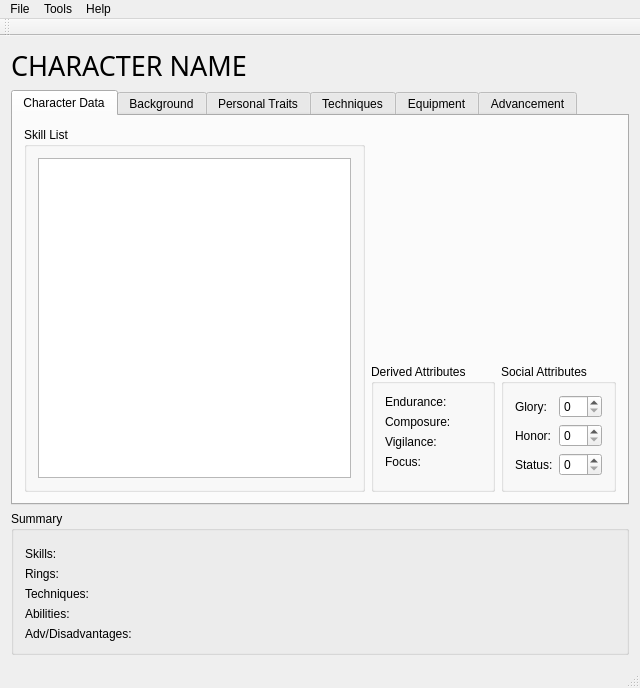
Before: the Qt Designer form PaperBlossoms/ui/mainwindow.ui in dashnine/PaperBlossoms, drawn with Qt 5.
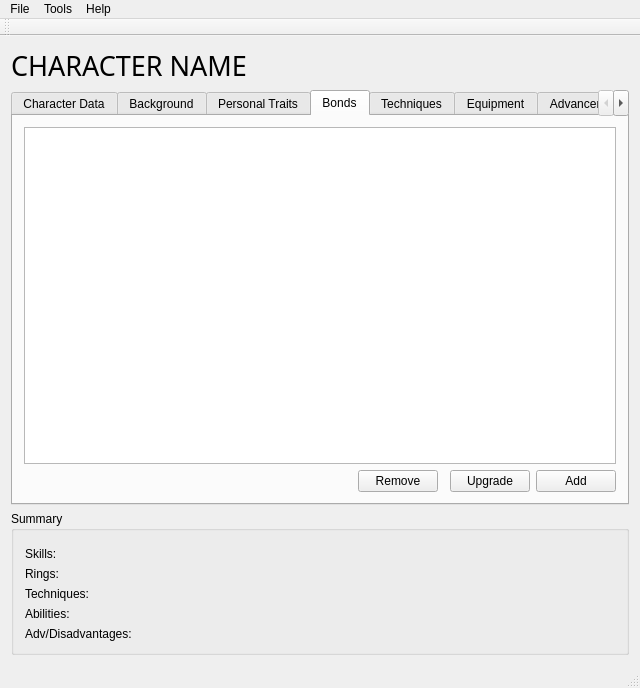
After: the same form once the commit is applied. Custom widgets are drawn as their Qt base class.

Commit message: Added UI for bonds, including a dialog for adding new bonds.  Bond not yet supported in character back end, or in DB.

Diff of the .ui file:
```diff
--- a/PaperBlossoms/ui/mainwindow.ui
+++ b/PaperBlossoms/ui/mainwindow.ui
@@ -33,7 +33,7 @@
       <item>
        <widget class="QTabWidget" name="tabWidget">
         <property name="currentIndex">
-         <number>0</number>
+         <number>3</number>
         </property>
         <widget class="QWidget" name="tab">
          <attribute name="title">
@@ -567,6 +567,75 @@
           </item>
          </layout>
         </widget>
+        <widget class="QWidget" name="tab_9">
+         <attribute name="title">
+          <string>Bonds</string>
+         </attribute>
+         <layout class="QGridLayout" name="gridLayout_14">
+          <item row="1" column="4">
+           <widget class="QPushButton" name="bondUpgrade_pushButton">
+            <property name="text">
+             <string>Upgrade</string>
+            </property>
+           </widget>
+          </item>
+          <item row="1" column="2">
+           <widget class="QPushButton" name="bondRemove_pushButton">
+            <property name="text">
+             <string>Remove</string>
+            </property>
+           </widget>
+          </item>
+          <item row="1" column="0">
+           <spacer name="horizontalSpacer_9">
+            <property name="orientation">
+             <enum>Qt::Horizontal</enum>
+            </property>
+            <property name="sizeHint" stdset="0">
+             <size>
+              <width>338</width>
+              <height>20</height>
+             </size>
+            </property>
+           </spacer>
+          </item>
+          <item row="1" column="5">
+           <widget class="QPushButton" name="bondAdd_pushButton">
+            <property name="text">
+             <string>Add</string>
+            </property>
+           </widget>
+          </item>
+          <item row="0" column="0" colspan="6">
+           <widget class="QTableView" name="bonds_tableView">
+            <property name="sizePolicy">
+             <sizepolicy hsizetype="Expanding" vsizetype="Preferred">
+              <horstretch>0</horstretch>
+              <verstretch>0</verstretch>
+             </sizepolicy>
+            </property>
+            <property name="editTriggers">
+             <set>QAbstractItemView::NoEditTriggers</set>
+            </property>
+            <property name="selectionMode">
+             <enum>QAbstractItemView::SingleSelection</enum>
+            </property>
+            <property name="selectionBehavior">
+             <enum>QAbstractItemView::SelectRows</enum>
+            </property>
+            <attribute name="horizontalHeaderStretchLastSection">
+             <bool>true</bool>
+            </attribute>
+            <attribute name="verticalHeaderVisible">
+             <bool>false</bool>
+            </attribute>
+            <attribute name="verticalHeaderCascadingSectionResizes">
+             <bool>true</bool>
+            </attribute>
+           </widget>
+          </item>
+         </layout>
+        </widget>
         <widget class="QWidget" name="tab_6">
          <attribute name="title">
           <string>Techniques</string>
```
Left out of the diff: 82 changed lines with no effect on the pictures. The commit also changes 8 other files.
